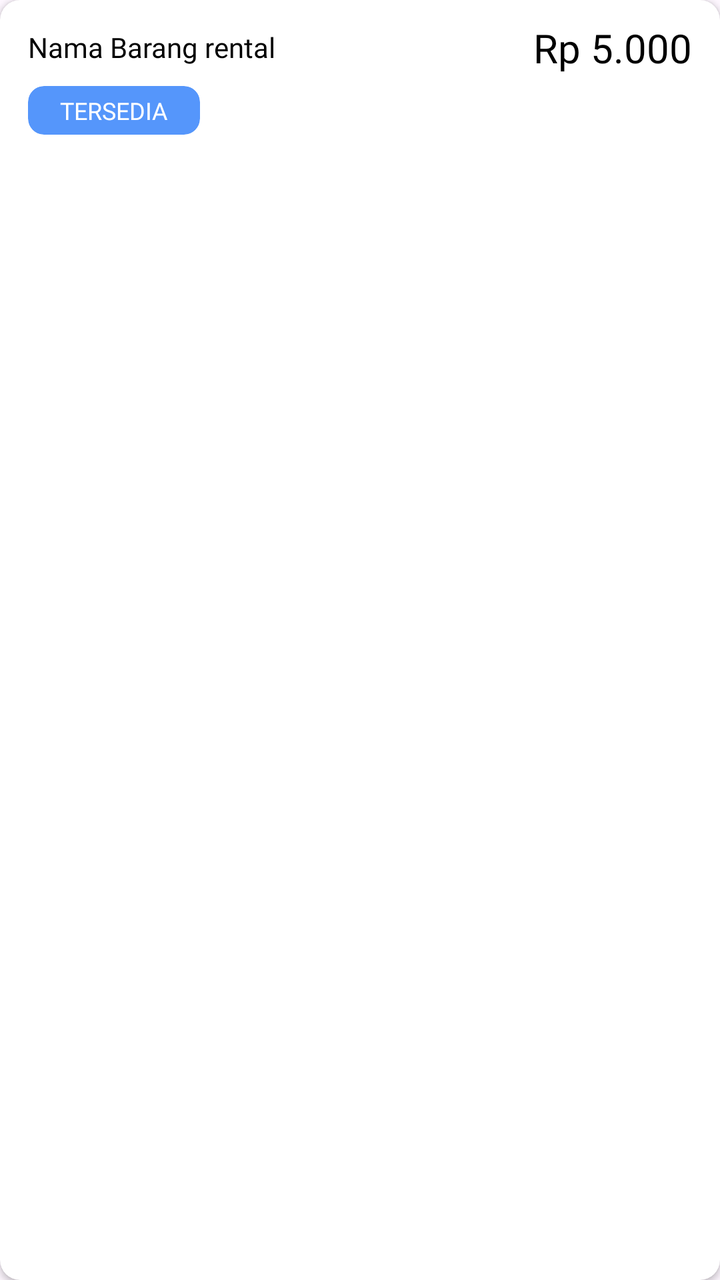
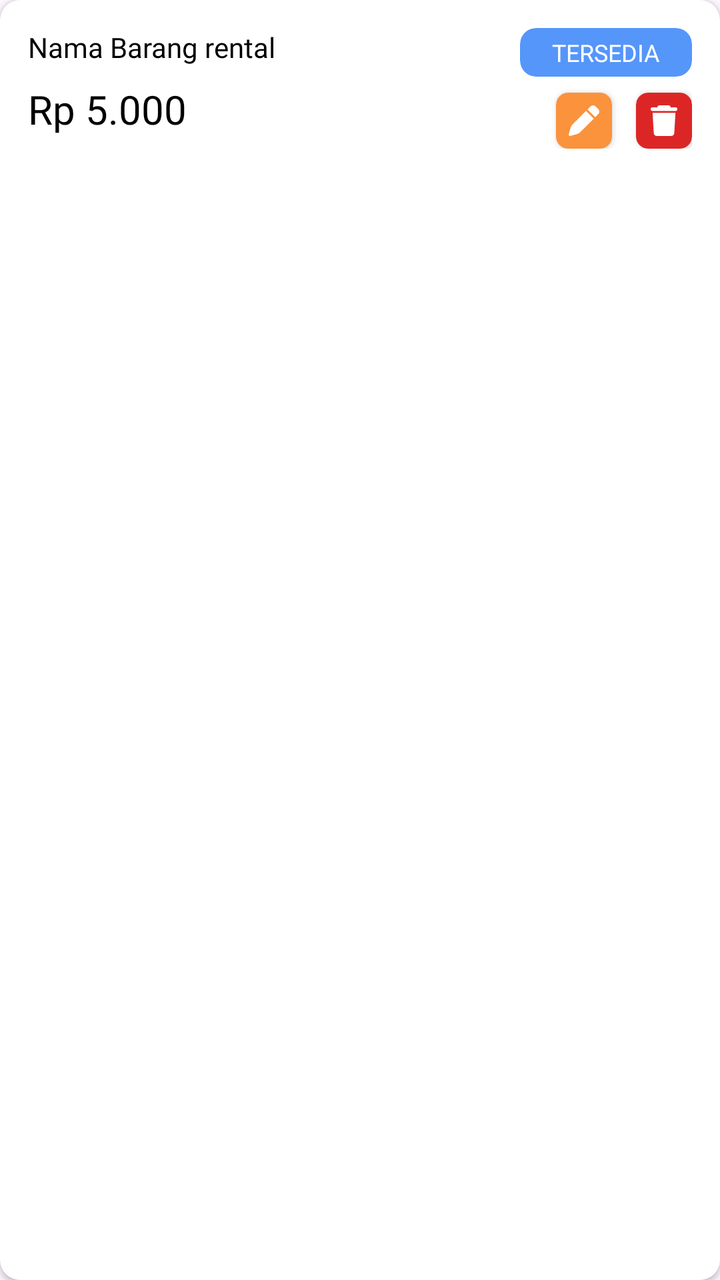

Before-and-after screenshots of an Android layout around one commit, followed by the original layout XML and the change that was made.
<!-- AndroidManifest.xml: application theme Theme.BAGUSLAUNDRY -->
<!-- res/layout/kurir_card_product_rental.xml -->
<?xml version="1.0" encoding="utf-8"?>
<androidx.cardview.widget.CardView xmlns:android="http://schemas.android.com/apk/res/android"
    xmlns:app="http://schemas.android.com/apk/res-auto"
    xmlns:tools="http://schemas.android.com/tools"
    android:id="@+id/cardProductLaundry"
    android:layout_width="match_parent"
    android:layout_height="wrap_content"
    android:layout_marginVertical="8dp"
    app:cardCornerRadius="10dp"
    app:cardElevation="2dp"
    app:cardBackgroundColor="@android:color/white">

    <androidx.constraintlayout.widget.ConstraintLayout
        android:id="@+id/container"
        android:layout_width="match_parent"
        android:layout_height="wrap_content"
        android:padding="14dp">

        
        <TextView
            android:id="@+id/product_name"
            android:layout_width="0dp"
            android:layout_height="wrap_content"
            android:layout_marginEnd="8dp"
            android:fontFamily="@font/inter_bold"
            android:text="Nama Barang rental"
            android:textColor="@color/black"
            android:textSize="14sp"
            app:layout_constraintStart_toStartOf="parent"
            app:layout_constraintEnd_toStartOf="@+id/price_product_rental"
            app:layout_constraintTop_toTopOf="parent"
            tools:ignore="MissingConstraints" />

        <TextView
            android:id="@+id/price_product_rental"
            android:layout_width="wrap_content"
            android:layout_height="wrap_content"
            android:fontFamily="@font/inter_bold"
            android:text="Rp 5.000"
            android:textColor="@color/black"
            android:textSize="20sp"
            app:layout_constraintEnd_toEndOf="parent"
            app:layout_constraintTop_toTopOf="@id/product_name"
            app:layout_constraintBottom_toBottomOf="@id/product_name"/>

        
        <androidx.cardview.widget.CardView
            android:id="@+id/wadah_status"
            android:layout_width="wrap_content"
            android:layout_height="wrap_content"
            android:layout_marginTop="10dp"
            app:cardBackgroundColor="@color/blue500"
            app:cardCornerRadius="8dp"
            app:cardElevation="0dp"
            app:layout_constraintStart_toStartOf="parent"
            app:layout_constraintTop_toBottomOf="@+id/product_name">

            <TextView
                android:id="@+id/branch_product_rental"
                android:layout_width="wrap_content"
                android:layout_height="wrap_content"
                android:fontFamily="@font/inter_semibold"
                android:paddingHorizontal="16dp"
                android:paddingVertical="4dp"
                android:text="tersedia"
                android:textAllCaps="true"
                android:textColor="@color/white"
                android:textSize="12sp" />

        </androidx.cardview.widget.CardView>

        

    </androidx.constraintlayout.widget.ConstraintLayout>

</androidx.cardview.widget.CardView>
<!-- resources referenced by this layout -->
<resources>
  <color name="black">#FF000000</color>
  <color name="blue500">#5596FB</color>
  <color name="white">#FFFFFF</color>
  <style name="Theme.BAGUSLAUNDRY" parent="Base.Theme.BAGUSLAUNDRY" />
  <style name="Base.Theme.BAGUSLAUNDRY" parent="Theme.Material3.Light.NoActionBar">
          
          <item name="colorPrimary">@color/primary</item>
           <item name="colorAccent">@color/secondary</item>
      </style>
  <color name="primary">#3551F2</color>
  <color name="secondary">#536AF4</color>
</resources>

<!-- the commit's change to res/layout/kurir_card_product_rental.xml (unified diff, before → after) -->
@@ -6,9 +6,9 @@
     android:layout_width="match_parent"
     android:layout_height="wrap_content"
     android:layout_marginVertical="8dp"
+    app:cardBackgroundColor="@android:color/white"
     app:cardCornerRadius="10dp"
-    app:cardElevation="2dp"
-    app:cardBackgroundColor="@android:color/white">
+    app:cardElevation="2dp">
 
     <androidx.constraintlayout.widget.ConstraintLayout
         android:id="@+id/container"
@@ -26,8 +26,8 @@
             android:text="Nama Barang rental"
             android:textColor="@color/black"
             android:textSize="14sp"
+            app:layout_constraintEnd_toStartOf="@+id/wadah_status"
             app:layout_constraintStart_toStartOf="parent"
-            app:layout_constraintEnd_toStartOf="@+id/price_product_rental"
             app:layout_constraintTop_toTopOf="parent"
             tools:ignore="MissingConstraints" />
 
@@ -35,25 +35,24 @@
             android:id="@+id/price_product_rental"
             android:layout_width="wrap_content"
             android:layout_height="wrap_content"
+            android:layout_marginTop="8dp"
             android:fontFamily="@font/inter_bold"
             android:text="Rp 5.000"
             android:textColor="@color/black"
             android:textSize="20sp"
-            app:layout_constraintEnd_toEndOf="parent"
-            app:layout_constraintTop_toTopOf="@id/product_name"
-            app:layout_constraintBottom_toBottomOf="@id/product_name"/>
+            app:layout_constraintStart_toStartOf="parent"
+            app:layout_constraintTop_toBottomOf="@+id/product_name" />
 
         
         <androidx.cardview.widget.CardView
             android:id="@+id/wadah_status"
             android:layout_width="wrap_content"
             android:layout_height="wrap_content"
-            android:layout_marginTop="10dp"
             app:cardBackgroundColor="@color/blue500"
             app:cardCornerRadius="8dp"
             app:cardElevation="0dp"
-            app:layout_constraintStart_toStartOf="parent"
-            app:layout_constraintTop_toBottomOf="@+id/product_name">
+            app:layout_constraintEnd_toEndOf="parent"
+            app:layout_constraintTop_toTopOf="parent">
 
             <TextView
                 android:id="@+id/branch_product_rental"
@@ -69,7 +68,46 @@
 
         </androidx.cardview.widget.CardView>
 
-        
+        <androidx.cardview.widget.CardView
+            android:id="@+id/layoutButtonEdit"
+            android:layout_width="28dp"
+            android:layout_height="28dp"
+            android:layout_marginTop="8dp"
+            app:cardBackgroundColor="@color/orange400"
+            app:cardCornerRadius="6dp"
+            android:layout_marginEnd="12dp"
+            app:layout_constraintEnd_toStartOf="@+id/layoutButtonDelete"
+            app:layout_constraintTop_toBottomOf="@+id/wadah_status"
+            tools:ignore="MissingConstraints">
+
+            <ImageView
+                android:layout_width="wrap_content"
+                android:layout_height="wrap_content"
+                android:src="@drawable/pencil"
+                app:tint="@color/white"
+                tools:ignore="ContentDescription" />
+
+        </androidx.cardview.widget.CardView>
+
+        <androidx.cardview.widget.CardView
+            android:id="@+id/layoutButtonDelete"
+            android:layout_width="28dp"
+            android:layout_height="28dp"
+            android:layout_marginTop="8dp"
+            app:cardBackgroundColor="@color/red600"
+            app:cardCornerRadius="6dp"
+            app:layout_constraintEnd_toEndOf="parent"
+            app:layout_constraintTop_toBottomOf="@+id/wadah_status"
+            tools:ignore="MissingConstraints">
+
+            <ImageView
+                android:layout_width="wrap_content"
+                android:layout_height="wrap_content"
+                android:src="@drawable/trashdelete"
+                app:tint="@color/white"
+                tools:ignore="ContentDescription" />
+
+        </androidx.cardview.widget.CardView>
 
     </androidx.constraintlayout.widget.ConstraintLayout>
 
<!-- resource entries referenced after the edit -->
@@ -2,7 +2,29 @@
 <resources>
   <color name="black">#FF000000</color>
   <color name="blue500">#5596FB</color>
+  <color name="orange400">#fb923c</color>
+  <color name="red600">#dc2626</color>
   <color name="white">#FFFFFF</color>
+  <!-- drawable pencil (drawable) -->
+  <vector xmlns:android="http://schemas.android.com/apk/res/android"
+      android:width="512dp"
+      android:height="512dp"
+      android:viewportWidth="512"
+      android:viewportHeight="512">
+      <path
+          android:pathData="M221.62,361.17a61.5,61.5 0,0 1,-27.16 16.39c-20.09,5.75 -40.2,11.47 -60.22,17.46 -5.4,1.62 -10.08,1.44 -14.24,-2.52 -4.41,-4.2 -4.75,-9.16 -3.07,-14.79 6.26,-21 11.89,-42.17 18.69,-63 2.32,-7.08 6.23,-14.4 11.39,-19.66 41.47,-42.3 127.44,-128.3 127.44,-128.3L345,237.4l0.14,0.14s-84.04,83.95 -123.52,123.63zM386.34,196.46L359,223.81 288.21,153l27.35,-27.35a33,33 0,0 1,46.65 0l24.13,24.13a33,33 0,0 1,0 46.68z"
+          android:fillColor="#bdbdbd"/>
+  </vector>
+  <!-- drawable trashdelete (drawable) -->
+  <vector xmlns:android="http://schemas.android.com/apk/res/android"
+      android:width="512dp"
+      android:height="512dp"
+      android:viewportWidth="512"
+      android:viewportHeight="512">
+      <path
+          android:pathData="M349.81,367.56c-1.13,18.74 -11.1,28.44 -29.95,28.44L191.01,396c-16.61,0 -27.43,-9.93 -28.45,-26.26 -3.72,-59.15 -11.05,-183.78 -11.05,-186h209.34c-0.56,10.09 -8,133.26 -11.04,183.82zM360.5,167.85q-52.17,0.1 -104.35,0c-35,0 -70,0.07 -105,0 -12.64,0 -20,-10.14 -16.66,-22.32 1.92,-7 7.7,-11.44 15.63,-11.51 15.23,-0.15 30.46,-0.24 45.68,0a19.68,19.68 0,0 1,19.61 -18h81.28a19.68,19.68 0,0 1,19.61 18.05c14.78,-0.3 29.58,-0.17 44.37,-0.08 11.25,0.07 17.78,6.43 17.75,17s-6.62,16.84 -17.92,16.86z"
+          android:fillColor="#bdbdbd"/>
+  </vector>
   <style name="Theme.BAGUSLAUNDRY" parent="Base.Theme.BAGUSLAUNDRY" />
   <style name="Base.Theme.BAGUSLAUNDRY" parent="Theme.Material3.Light.NoActionBar">
           
